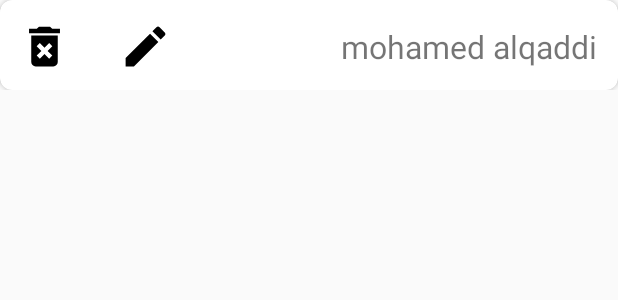
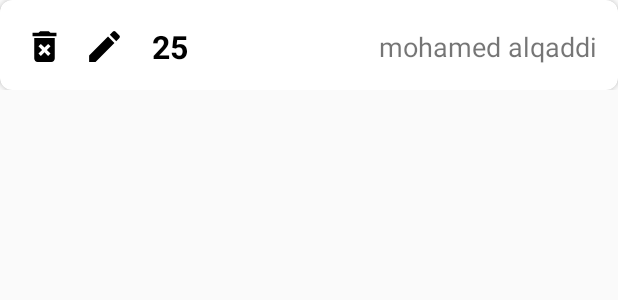
Before and after one commit to mima5/BreadApp, an Android app: the layout row_user.xml on its own in the app's theme, with its tools: preview values and no code run, on a phone screen of 412 x 824 dp. Shown: the top 300 px of the screen. Run offline under Robolectric (Android 15) with nearby library versions, the phone set to English and light mode, and no system bars.

Commit message:
add userFlourAmount to recyclerView

```diff
--- a/app/src/main/java/Adapters/userAdapter.java
+++ b/app/src/main/java/Adapters/userAdapter.java
@@ -43,6 +43,7 @@ public class userAdapter extends RecyclerView.Adapter<userAdapter.ViewHolder> {
 
 
             holder.tv_userName.setText(item.getName());
+            holder.tv_userFlourAmount.setText(item.getFlourAmount()+"");
 //            Toast.makeText(_ctx, "---- waw ----", Toast.LENGTH_SHORT).show();
 
 
@@ -67,7 +68,6 @@ public class userAdapter extends RecyclerView.Adapter<userAdapter.ViewHolder> {
             @Override
             public void onClick(View view) {
 
-//                Note itemLabel = noteList.get(position);
 
                 realm.beginTransaction();
                 userList.get(position).deleteFromRealm();
@@ -93,6 +93,7 @@ public class userAdapter extends RecyclerView.Adapter<userAdapter.ViewHolder> {
         public class ViewHolder extends RecyclerView.ViewHolder {
 
             private final TextView tv_userName;
+            private final TextView tv_userFlourAmount;
             private final ImageView img_delete;
             private final ImageView img_edit;
 
@@ -103,6 +104,7 @@ public class userAdapter extends RecyclerView.Adapter<userAdapter.ViewHolder> {
                 super(itemView);
 
                 tv_userName = (TextView) itemView.findViewById(R.id.tv_userName);
+                tv_userFlourAmount = (TextView) itemView.findViewById(R.id.tv_userFlourAmount);
                 img_delete = (ImageView) itemView.findViewById(R.id.img_delete);
                 img_edit = (ImageView) itemView.findViewById(R.id.img_edit);
                 rlout = (RelativeLayout) itemView.findViewById(R.id.rlout);
--- a/app/src/main/res/layout/row_user.xml
+++ b/app/src/main/res/layout/row_user.xml
@@ -30,7 +30,22 @@
                 android:gravity="right"
                 android:layout_centerVertical="true"
                 android:text="mohamed alqaddi"
+                android:textSize="18sp" />
+
+
+            <TextView
+                android:id="@+id/tv_userFlourAmount"
+                android:layout_width="wrap_content"
+                android:textColor="#000000"
+                android:textStyle="bold"
+                android:layout_height="wrap_content"
+                android:layout_toRightOf="@id/img_edit"
+                android:layout_marginLeft="4dp"
+                android:layout_centerVertical="true"
+                android:text="25"
                 android:textSize="21sp" />
+
+
 
 
             <ImageView
@@ -38,9 +53,9 @@
                 android:layout_width="55dp"
                 android:layout_height="55dp"
                 android:layout_centerVertical="true"
-                android:layout_marginLeft="12dp"
+                android:layout_marginLeft="-15dp"
                 android:layout_toRightOf="@+id/img_delete"
-                android:padding="4dp"
+                android:padding="8dp"
                 android:src="@drawable/ic_edit" />
 
             <ImageView
@@ -49,7 +64,7 @@
                 android:layout_height="55dp"
                 android:layout_alignParentLeft="true"
                 android:layout_centerVertical="true"
-                android:padding="4dp"
+                android:padding="8dp"
                 android:src="@drawable/ic_delete" />
 
 
```
